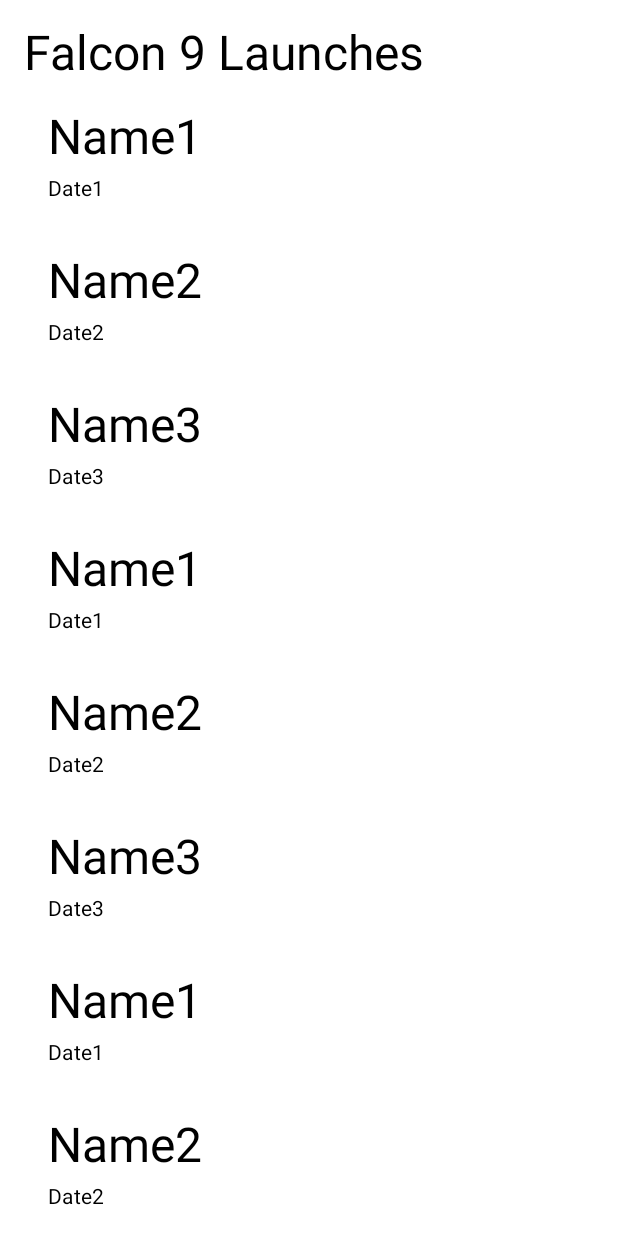
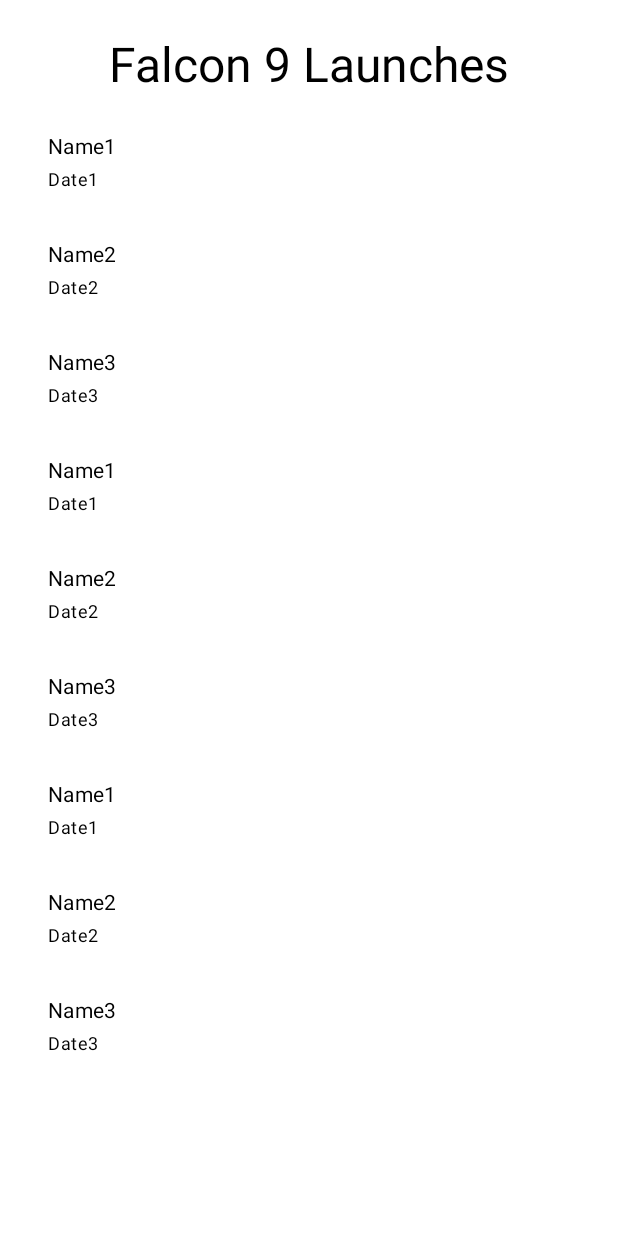
Before and after one commit to mccartneym/spacex, an Android app built with Jetpack Compose: the @Preview function ListHasContentPreview, on a phone screen of 412 x 824 dp. Run offline under Robolectric (Android 15) with nearby library versions, the phone set to English and light mode, and no system bars; our stand-ins replace Timber; pictures from the network do not load.

```diff
--- a/app/src/main/java/uk/co/bits/spacex/ui/launches/LaunchListScreen.kt
+++ b/app/src/main/java/uk/co/bits/spacex/ui/launches/LaunchListScreen.kt
@@ -7,7 +7,6 @@ import androidx.compose.foundation.layout.fillMaxWidth
 import androidx.compose.foundation.layout.padding
 import androidx.compose.foundation.layout.size
 import androidx.compose.foundation.lazy.LazyColumn
-import androidx.compose.foundation.shape.CircleShape
 import androidx.compose.material3.CircularProgressIndicator
 import androidx.compose.material3.MaterialTheme
 import androidx.compose.material3.MaterialTheme.typography
@@ -15,8 +14,8 @@ import androidx.compose.material3.Text
 import androidx.compose.runtime.Composable
 import androidx.compose.runtime.collectAsState
 import androidx.compose.runtime.getValue
+import androidx.compose.ui.Alignment
 import androidx.compose.ui.Modifier
-import androidx.compose.ui.draw.clip
 import androidx.compose.ui.layout.ContentScale
 import androidx.compose.ui.platform.LocalContext
 import androidx.compose.ui.res.stringResource
@@ -42,7 +41,6 @@ fun LaunchListScreen(viewModel: LaunchListViewModel = hiltViewModel()) {
 
 @Composable
 fun LaunchList(state: LaunchListViewState) {
-    Timber.e("*** state: $state")
     Column(
         modifier = Modifier
             .fillMaxSize()
@@ -50,7 +48,10 @@ fun LaunchList(state: LaunchListViewState) {
     ) {
         Text(
             text = stringResource(R.string.launches_title),
-            style = typography.headlineLarge
+            style = typography.headlineLarge,
+            modifier = Modifier
+                .align(alignment = Alignment.CenterHorizontally)
+                .padding(8.dp)
         )
 
         when (state) {
@@ -59,6 +60,7 @@ fun LaunchList(state: LaunchListViewState) {
                     modifier = Modifier
                         .padding(16.dp)
                         .size(50.dp)
+                        .align(alignment = Alignment.CenterHorizontally)
                 )
             }
 
@@ -98,9 +100,8 @@ fun LaunchListItem(launch: Launch) {
                 .data(launch.smallImageUrl)
                 .crossfade(true)
                 .build(),
-            contentDescription = null, // stringResource(R.string.description),
+            contentDescription = null,
             contentScale = ContentScale.Crop,
-            modifier = Modifier.clip(CircleShape)
         )
 
         Column(
@@ -110,11 +111,11 @@ fun LaunchListItem(launch: Launch) {
         ) {
             Text(
                 text = launch.name,
-                style = typography.headlineLarge
+                style = typography.bodyMedium
             )
             Text(
                 text = launch.date,
-                style = typography.bodyMedium,
+                style = typography.bodySmall,
                 modifier = Modifier.padding(top = 4.dp)
             )
         }
```
